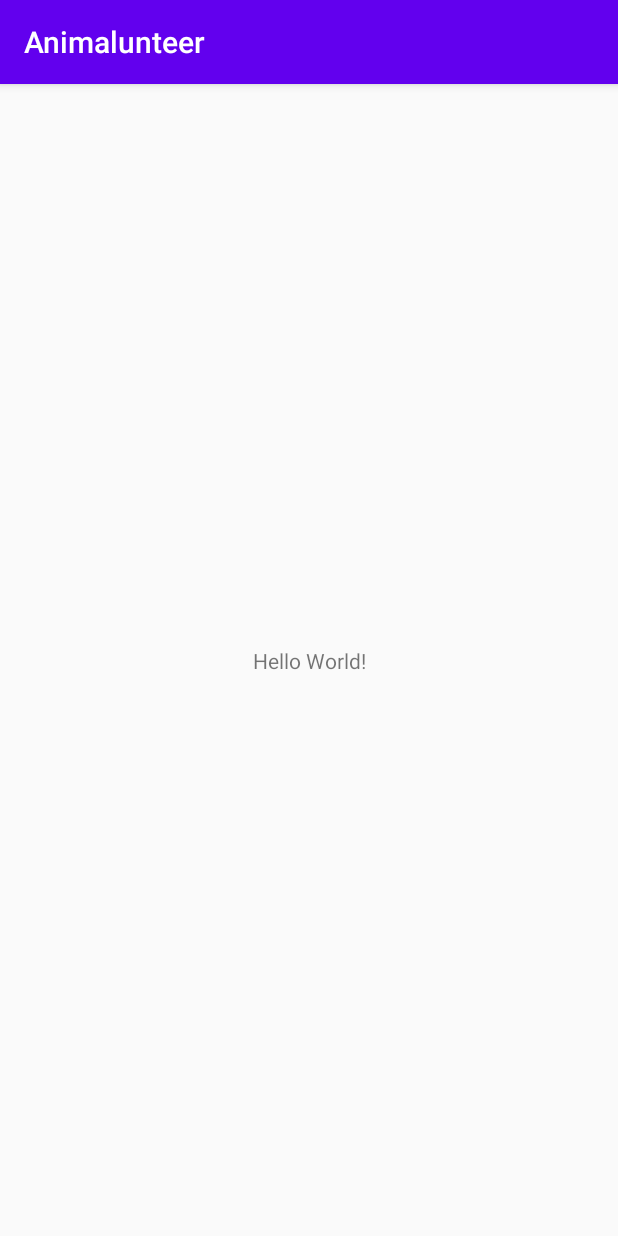
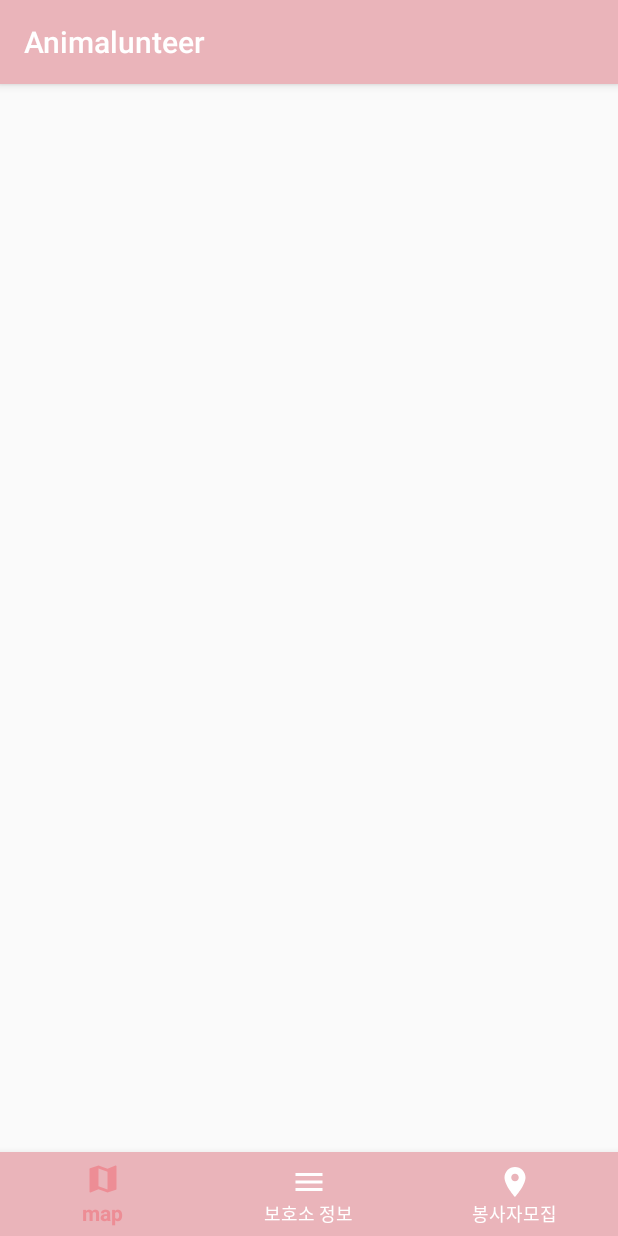
Before and after one commit to carousel59/Animalunteer, an Android app: the screen it shows after launch (MainActivity), on a phone screen of 412 x 824 dp. Run offline under Robolectric (Android 15) with nearby library versions, the light colour scheme and no system bars.

Commit message:
add fragment

```diff
--- a/app/build.gradle
+++ b/app/build.gradle
@@ -26,6 +26,7 @@ dependencies {
     implementation fileTree(dir: "libs", include: ["*.jar"])
     implementation 'androidx.appcompat:appcompat:1.2.0'
     implementation 'androidx.constraintlayout:constraintlayout:2.0.4'
+    implementation 'com.google.android.material:material:1.2.1'
     testImplementation 'junit:junit:4.12'
     androidTestImplementation 'androidx.test.ext:junit:1.1.2'
     androidTestImplementation 'androidx.test.espresso:espresso-core:3.3.0'
--- /dev/null
+++ b/app/src/main/res/drawable/inform.xml
@@ -0,0 +1,5 @@
+<vector android:height="24dp" android:tint="#FFFFFF"
+    android:viewportHeight="24" android:viewportWidth="24"
+    android:width="24dp" xmlns:android="http://schemas.android.com/apk/res/android">
+    <path android:fillColor="@android:color/white" android:pathData="M12,2C8.13,2 5,5.13 5,9c0,5.25 7,13 7,13s7,-7.75 7,-13c0,-3.87 -3.13,-7 -7,-7zM12,11.5c-1.38,0 -2.5,-1.12 -2.5,-2.5s1.12,-2.5 2.5,-2.5 2.5,1.12 2.5,2.5 -1.12,2.5 -2.5,2.5z"/>
+</vector>
--- /dev/null
+++ b/app/src/main/res/drawable/item_color.xml
@@ -0,0 +1,9 @@
+<?xml version="1.0" encoding="utf-8"?>
+<selector xmlns:android="http://schemas.android.com/apk/res/android">
+
+    <item
+        android:state_checked="true" android:color="@color/middle"/>
+    <item
+        android:color="#ffffff"/>
+
+</selector>
--- /dev/null
+++ b/app/src/main/res/drawable/map.xml
@@ -0,0 +1,5 @@
+<vector android:height="24dp" android:tint="#FFFFFF"
+    android:viewportHeight="24" android:viewportWidth="24"
+    android:width="24dp" xmlns:android="http://schemas.android.com/apk/res/android">
+    <path android:fillColor="@android:color/white" android:pathData="M20.5,3l-0.16,0.03L15,5.1 9,3 3.36,4.9c-0.21,0.07 -0.36,0.25 -0.36,0.48V20.5c0,0.28 0.22,0.5 0.5,0.5l0.16,-0.03L9,18.9l6,2.1 5.64,-1.9c0.21,-0.07 0.36,-0.25 0.36,-0.48V3.5c0,-0.28 -0.22,-0.5 -0.5,-0.5zM15,19l-6,-2.11V5l6,2.11V19z"/>
+</vector>
--- /dev/null
+++ b/app/src/main/res/drawable/menu.xml
@@ -0,0 +1,5 @@
+<vector android:height="24dp" android:tint="#FFFFFF"
+    android:viewportHeight="24" android:viewportWidth="24"
+    android:width="24dp" xmlns:android="http://schemas.android.com/apk/res/android">
+    <path android:fillColor="@android:color/white" android:pathData="M3,18h18v-2L3,16v2zM3,13h18v-2L3,11v2zM3,6v2h18L21,6L3,6z"/>
+</vector>
--- a/app/src/main/res/layout/activity_main.xml
+++ b/app/src/main/res/layout/activity_main.xml
@@ -6,13 +6,24 @@
     android:layout_height="match_parent"
     tools:context=".MainActivity">
 
-    <TextView
-        android:layout_width="wrap_content"
+    <FrameLayout
+        android:id="@+id/container"
+        android:layout_width="match_parent"
+        android:layout_height="match_parent"
+        app:layout_behavior="@string/appbar_scrolling_view_behavior" />
+
+    <com.google.android.material.bottomnavigation.BottomNavigationView
+        android:id="@+id/bottom_navigation"
+        android:layout_width="match_parent"
         android:layout_height="wrap_content"
-        android:text="Hello World!"
+        android:layout_marginEnd="0dp"
+        android:layout_marginStart="0dp"
         app:layout_constraintBottom_toBottomOf="parent"
         app:layout_constraintLeft_toLeftOf="parent"
         app:layout_constraintRight_toRightOf="parent"
-        app:layout_constraintTop_toTopOf="parent" />
+        app:itemBackground="@color/colorPrimary"
+        app:itemIconTint="@drawable/item_color"
+        app:itemTextColor="@drawable/item_color"
+        app:menu="@menu/menu_bottom"/>
 
 </androidx.constraintlayout.widget.ConstraintLayout>
--- /dev/null
+++ b/app/src/main/res/menu/menu_bottom.xml
@@ -0,0 +1,23 @@
+<?xml version="1.0" encoding="utf-8"?>
+<menu xmlns:android="http://schemas.android.com/apk/res/android"
+    xmlns:app="http://schemas.android.com/apk/res-auto">
+
+    <item
+        android:id="@+id/map"
+        android:icon="@drawable/map"
+        android:title="map"
+        app:showAsAction="ifRoom" />
+
+    <item
+        android:id="@+id/shelter"
+        app:showAsAction="ifRoom"
+        android:icon="@drawable/menu"
+        android:title="보호소 정보"/>
+
+    <item
+        android:id="@+id/volunteer"
+        app:showAsAction="ifRoom"
+        android:icon="@drawable/inform"
+        android:title="봉사자모집"/>
+
+</menu>
--- a/app/src/main/res/values/colors.xml
+++ b/app/src/main/res/values/colors.xml
@@ -1,6 +1,9 @@
 <?xml version="1.0" encoding="utf-8"?>
 <resources>
-    <color name="colorPrimary">#6200EE</color>
+    <color name="colorPrimary">#eab4ba</color>
     <color name="colorPrimaryDark">#3700B3</color>
     <color name="colorAccent">#03DAC5</color>
+    <color name="top">#eb6b70</color>
+    <color name="middle">#ed8d95</color>
+    <color name="under">#eab4ba</color>
 </resources>
```
